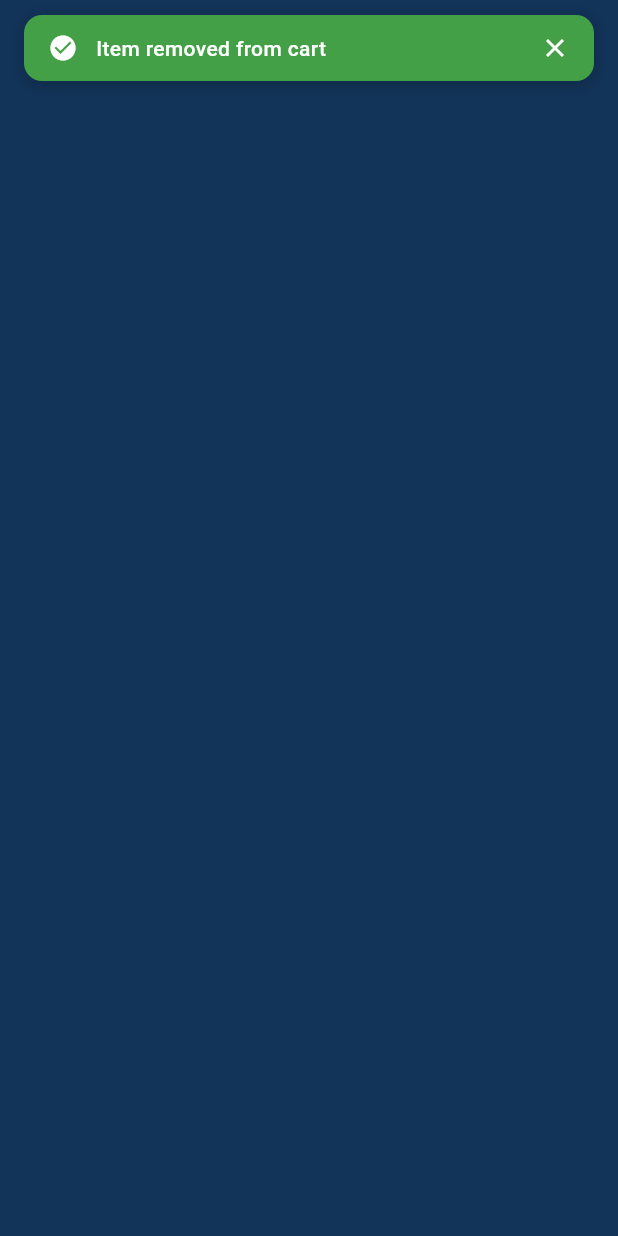
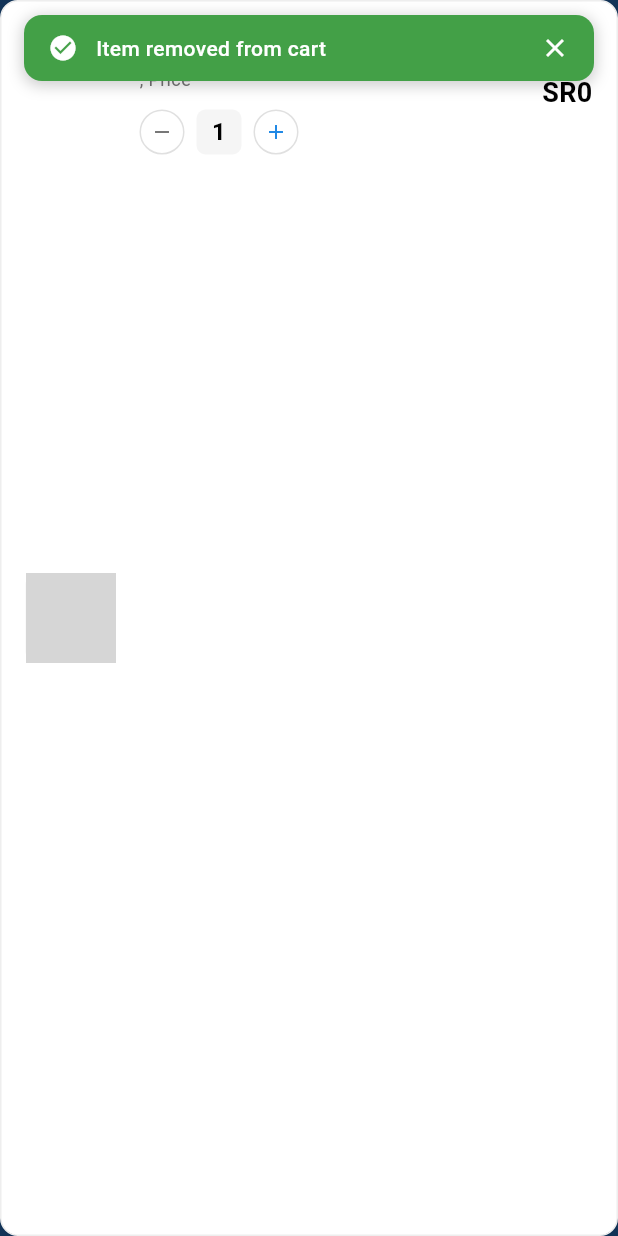
Before and after one commit to ahmed-joma/skip_line, a Flutter app: the CartItemWidget widget shown alone on an empty page, opened directly with empty values, after a tap on the "close" icon, on a phone screen of 412 x 824 dp. Run offline on Flutter 3.47's test engine with Material 3 defaults, Android fonts, the phone set to English and light mode, and no system bars; our stand-ins replace bloc, dio, equatable, flutter_bloc, go_router, shared_preferences; accounts and stored records are empty; grey boxes are pictures that could not be loaded.

Commit message:
Refactor CartItemWidget: simplify item existence check and update quantity and removal methods to directly use the item property, enhancing code clarity and reducing redundancy.

```diff
--- a/lib/features/Product_Detail/presentation/views/Product_Detail_view.dart
+++ b/lib/features/Product_Detail/presentation/views/Product_Detail_view.dart
@@ -12,7 +12,7 @@ import 'widgets/product_detail_section.dart';
 import 'widgets/nutrition_section.dart';
 import 'widgets/review_section.dart';
 import 'widgets/add_to_cart_button.dart';
-import '../../../my_cart/presentation/manager/cart/cart_cubit.dart';
+
 
 class ProductDetailView extends StatelessWidget {
   final ProductModel product;
--- a/lib/features/my_cart/presentation/views/widgets/cart_item_widget.dart
+++ b/lib/features/my_cart/presentation/views/widgets/cart_item_widget.dart
@@ -2,7 +2,6 @@ import 'package:flutter/material.dart';
 import 'package:flutter_bloc/flutter_bloc.dart';
 import '../../../data/models/cart_item.dart';
 import '../../manager/cart/cart_cubit.dart';
-import '../../manager/cart/cart_state.dart';
 import '../../../../../shared/widgets/top_notification.dart';
 
 class CartItemWidget extends StatelessWidget {
@@ -13,37 +12,7 @@ class CartItemWidget extends StatelessWidget {
 
   @override
   Widget build(BuildContext context) {
-    return BlocBuilder<CartCubit, CartState>(
-      builder: (context, state) {
-        // التحقق من وجود العنصر في القائمة
-        if (state is CartLoaded) {
-          final itemExists = state.items.any(
-            (cartItem) => cartItem.productId == item.productId,
-          );
-
-          // إذا لم يعد العنصر موجود، إرجاع Container فارغ مع انيميشن
-          if (!itemExists) {
-            return AnimatedContainer(
-              duration: const Duration(milliseconds: 300),
-              height: 0,
-              child: const SizedBox.shrink(),
-            );
-          }
-
-          // البحث عن العنصر المحدث في القائمة
-          final updatedItem = state.items.firstWhere(
-            (cartItem) => cartItem.productId == item.productId,
-          );
-
-          return AnimatedContainer(
-            duration: const Duration(milliseconds: 300),
-            child: _buildCartItem(context, updatedItem),
-          );
-        }
-
-        return _buildCartItem(context, item);
-      },
-    );
+    return _buildCartItem(context, item);
   }
 
   Widget _buildCartItem(BuildContext context, CartItem currentItem) {
@@ -150,7 +119,7 @@ class CartItemWidget extends StatelessWidget {
         _buildQuantityButton(
           context,
           icon: Icons.remove,
-          onPressed: () => _decrementQuantity(context, currentItem),
+          onPressed: () => _decrementQuantity(context),
         ),
         const SizedBox(width: 8),
         Container(
@@ -175,7 +144,7 @@ class CartItemWidget extends StatelessWidget {
         _buildQuantityButton(
           context,
           icon: Icons.add,
-          onPressed: () => _incrementQuantity(context, currentItem),
+          onPressed: () => _incrementQuantity(context),
         ),
       ],
     );
@@ -187,15 +156,15 @@ class CartItemWidget extends StatelessWidget {
       children: [
         // زر الحذف
         GestureDetector(
-          onTap: () => _removeItem(context, currentItem),
+          onTap: () => _removeItem(context),
           child: Container(
             width: 24,
             height: 24,
             decoration: BoxDecoration(
-              color: Colors.blue[100],
+              color: Colors.grey[100],
               borderRadius: BorderRadius.circular(12),
             ),
-            child: Icon(Icons.close, size: 16, color: Colors.blue[600]),
+            child: Icon(Icons.close, size: 16, color: Colors.blueGrey),
           ),
         ),
         const SizedBox(height: 8),
@@ -236,17 +205,17 @@ class CartItemWidget extends StatelessWidget {
     );
   }
 
-  void _incrementQuantity(BuildContext context, CartItem currentItem) {
-    context.read<CartCubit>().incrementQuantity(currentItem.productId);
+  void _incrementQuantity(BuildContext context) {
+    context.read<CartCubit>().incrementQuantity(item.productId);
   }
 
-  void _decrementQuantity(BuildContext context, CartItem currentItem) {
-    context.read<CartCubit>().decrementQuantity(currentItem.productId);
+  void _decrementQuantity(BuildContext context) {
+    context.read<CartCubit>().decrementQuantity(item.productId);
   }
 
-  void _removeItem(BuildContext context, CartItem currentItem) {
+  void _removeItem(BuildContext context) {
     // حذف فوري من السلة
-    context.read<CartCubit>().removeFromCart(currentItem.productId);
+    context.read<CartCubit>().removeFromCart(item.productId);
 
     // إظهار إشعار تأكيد فوري
     TopNotification.show(
```
